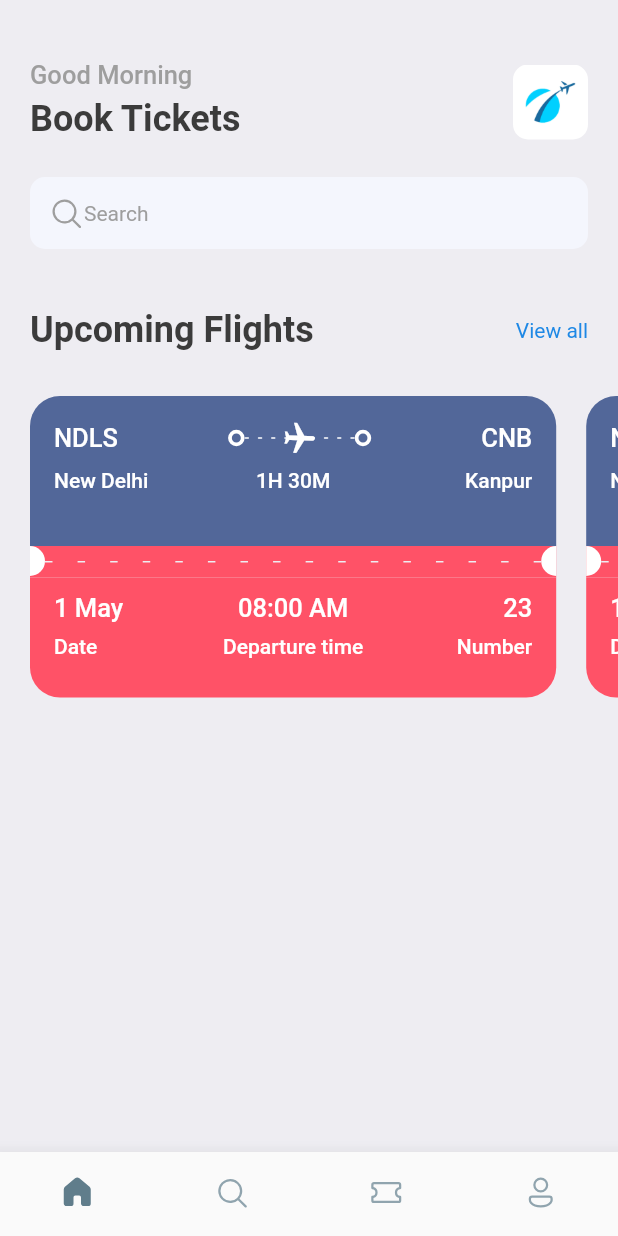
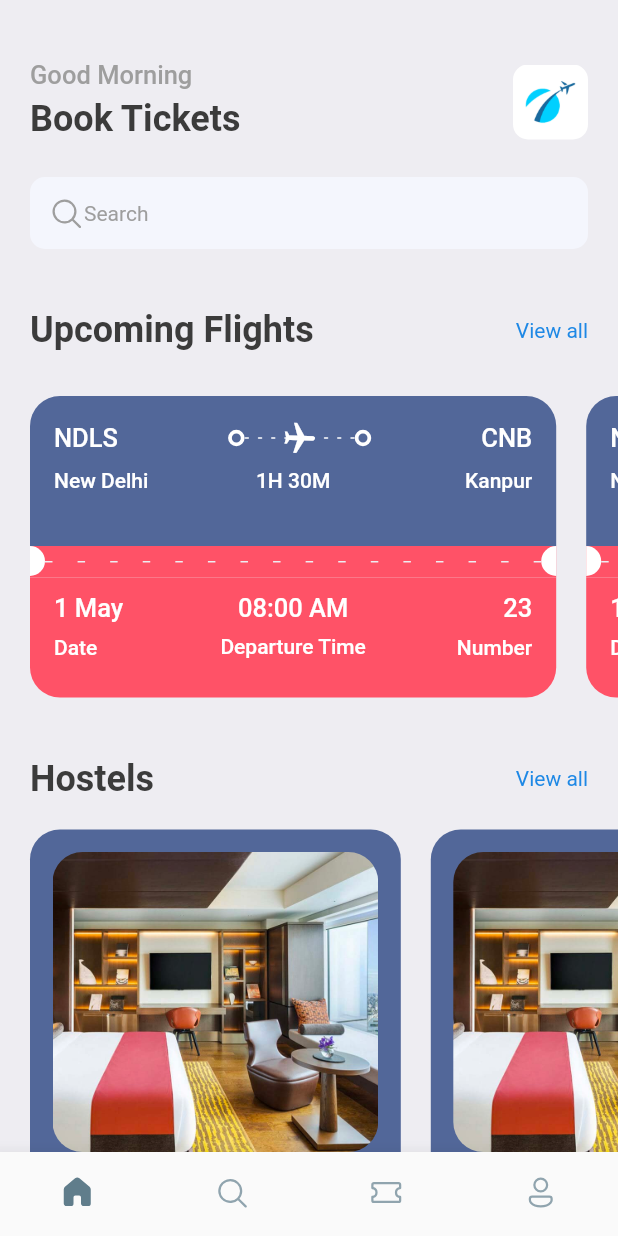
Before and after one commit to dayalubajpai/air_ticket_booking, a Flutter app: the screen it shows after launch, on a phone screen of 412 x 824 dp. Run offline on Flutter 3.47's test engine with Material 2 defaults, Android fonts, the phone set to English and light mode, and no system bars; our stand-ins replace fluentui_icons.

Commit message:
Version 1.0.0

```diff
--- a/lib/screens/home_screen.dart
+++ b/lib/screens/home_screen.dart
@@ -2,6 +2,8 @@ import 'package:air_ticket/screens/ticket_view.dart';
 import 'package:air_ticket/utils/app_style.dart';
 import 'package:fluentui_icons/fluentui_icons.dart';
 import 'package:flutter/material.dart';
+
+import 'hotel_cart_screen.dart';
 
 class AirPlaneHome extends StatelessWidget {
   const AirPlaneHome({Key? key}) : super(key: key);
@@ -85,6 +87,7 @@ class AirPlaneHome extends StatelessWidget {
             height: 30,
           ),
           SingleChildScrollView(
+            padding: EdgeInsets.only(right: 20),
             scrollDirection: Axis.horizontal,
             child: Row(
               children: [
@@ -92,7 +95,36 @@ class AirPlaneHome extends StatelessWidget {
                 TicketView(),
               ],
             ),
-          )
+          ),
+          SizedBox(
+            height: 40,
+          ),
+          Container(
+            padding : EdgeInsets.symmetric(horizontal: 20),
+            child:   Row(
+              mainAxisAlignment: MainAxisAlignment.spaceBetween,
+              children: [
+                Text("Hostels", style: Styles.headLineStyle1),
+                InkWell(
+                  onTap: (){
+                    print("view all clicked");
+                  },
+                  child: Text("View all", style: TextStyle(
+                      color: Colors.blue.shade600
+                  ),),
+                )
+              ],
+            ),
+          ),
+          SingleChildScrollView(
+            scrollDirection: Axis.horizontal,
+            child: Row(
+              children: [
+                HotelCartScreen(),
+                HotelCartScreen(),
+              ],
+            ),
+          ),
         ],
       ),
 
--- /dev/null
+++ b/lib/screens/hotel_cart_screen.dart
@@ -0,0 +1,71 @@
+import 'package:air_ticket/utils/app_style.dart';
+import 'package:flutter/material.dart';
+
+class HotelCartScreen extends StatelessWidget {
+  const HotelCartScreen({Key? key}) : super(key: key);
+
+  @override
+  Widget build(BuildContext context) {
+    return Container(
+      padding: EdgeInsets.all(15),
+      margin: const EdgeInsets.only(left: 20, top: 20),
+      width: MediaQuery.of(context).size.width * .60,
+      decoration: BoxDecoration(
+        borderRadius: BorderRadius.circular(20),
+        color: Color(0xFF526799),
+      ),
+      child: Column(
+        // mainAxisAlignment: MainAxisAlignment.center,
+        children: [
+          Container(
+            height: 200,
+            decoration: BoxDecoration(
+              borderRadius: BorderRadius.circular(20),
+              image: const DecorationImage(
+                  image: AssetImage(
+                    'assets/images/one.png',
+                  ),
+                  fit: BoxFit.cover),
+            ),
+          ),
+          SizedBox(
+            height: 10,
+          ),
+          Container(
+            width: double.infinity,
+            child: Text(
+              "Hotel : Pullman",
+              textAlign: TextAlign.start,
+              style: Styles.headLineStyle3
+                  .copyWith(color: Colors.white, fontSize: 17, fontWeight: FontWeight.w400),
+            ),
+          ),
+          SizedBox(
+            height: 5,
+          ),
+          Container(
+            width: double.infinity,
+            child: Text(
+              "Location : 8/32 Lilamati Building Nava Wadaj Ahmedabad.",
+              textAlign: TextAlign.start,
+              style: Styles.headLineStyle3
+                  .copyWith(color: Colors.white, fontSize: 14,height: 1.4, fontWeight: FontWeight.w300 ),
+            ),
+          ),
+          SizedBox(
+            height: 5,
+          ),
+          Container(
+            width: double.infinity,
+            child: Text(
+              "Pin : 380001",
+              textAlign: TextAlign.start,
+              style: Styles.headLineStyle3
+                  .copyWith(color: Colors.white, fontSize: 14,height: 1.4, fontWeight: FontWeight.w300 ),
+            ),
+          )
+        ],
+      ),
+    );
+  }
+}
--- a/lib/screens/ticket_view.dart
+++ b/lib/screens/ticket_view.dart
@@ -151,19 +151,37 @@ class TicketView extends StatelessWidget {
                 color: Styles.orangecolor
               ),
               child: Container(
-                padding: EdgeInsets.only(left: 16,right: 16, top: 10),
+                padding: EdgeInsets.only(left: 16,right: 16, top: 10,bottom: 16),
                 child: Column(
                   children: [
                     Row(
                       mainAxisAlignment: MainAxisAlignment.spaceBetween,
                       children: [
                         SizedBox(
-                            width: 100
-                            ,child: Text("1 May", style: Styles.headLineStyle3.copyWith(color: Colors.white),)),
-                        Text("08:00 AM", style: Styles.headLineStyle3.copyWith(color: Colors.white),),
+                          width: MediaQuery.of(context).size.width/4,
+                          child: Text(
+                            "1 May",
+                            style: Styles.headLineStyle3.copyWith(color: Colors.white),
+                          ),
+                        ),
+                        // Expanded(child: Container()),
                         SizedBox(
-                            width: 100,
-                            child: Text("23", textAlign: TextAlign.end,style: Styles.headLineStyle3.copyWith(color: Colors.white),)),
+                          width: MediaQuery.of(context).size.width/4,
+                          child: Text(
+                            "08:00 AM",
+                            textAlign: TextAlign.center,
+                            style: Styles.headLineStyle3.copyWith(color: Colors.white),
+                          ),
+                        ),
+                        // Expanded(child: Container()),
+                        SizedBox(
+                          width: MediaQuery.of(context).size.width/4,
+                          child: Text(
+                            "23",
+                            textAlign: TextAlign.end,
+                            style: Styles.headLineStyle3.copyWith(color: Colors.white),
+                          ),
+                        ),
                       ],
                     ),
                     SizedBox(
@@ -172,15 +190,41 @@ class TicketView extends StatelessWidget {
                     Row(
                       mainAxisAlignment: MainAxisAlignment.spaceBetween,
                       children: [
-                        SizedBox(
-                            width: 100
-                            ,child: Text("Date", style: Styles.headLineStyle4.copyWith(color: Colors.white),)),
-                        Text("Departure time", style: Styles.headLineStyle4.copyWith(color: Colors.white),),
-                        SizedBox(
-                            width: 100,
-                            child: Text("Number", textAlign: TextAlign.end,style: Styles.headLineStyle4.copyWith(color: Colors.white),)),
+                        Expanded(
+                          flex:1,
+                            child: Text("Date", textAlign: TextAlign.start, style: Styles.headLineStyle4.copyWith(color: Colors.white),)),
+                        Expanded(
+                            flex:3,
+                            child: Text("Departure Time", textAlign: TextAlign.center, style: Styles.headLineStyle4.copyWith(color: Colors.white, height: 1.2),)),
+                        Expanded(
+                            flex:1,child: Text("Number", textAlign: TextAlign.end,style: Styles.headLineStyle4.copyWith(color: Colors.white),)),
                       ],
                     )
+                    // Row(
+                    //   mainAxisAlignment: MainAxisAlignment.spaceBetween,
+                    //   children: [
+                    //     SizedBox(
+                    //         width: 100
+                    //         ,child: Text("1 May", style: Styles.headLineStyle3.copyWith(color: Colors.white),)),
+                    //     Text("08:00 AM", style: Styles.headLineStyle3.copyWith(color: Colors.white),),
+                    //     SizedBox(
+                    //         width: 100,
+                    //         child: Text("23", textAlign: TextAlign.end,style: Styles.headLineStyle3.copyWith(color: Colors.white),)),
+                    //   ],
+                    // ),
+                    // SizedBox(
+                    //   height: 8,
+                    // ),
+                    // Row(
+                    //   mainAxisAlignment: MainAxisAlignment.spaceBetween,
+                    //   children: [
+                    //     SizedBox(
+                    //         width: MediaQuery.of(context).size.width/4,
+                    //         child: Text("Date", style: Styles.headLineStyle4.copyWith(color: Colors.white),)),
+                    //     SizedBox(width:MediaQuery.of(context).size.width/4,child: Text("Departure time", style: Styles.headLineStyle4.copyWith(color: Colors.white),)),
+                    //     SizedBox(width:MediaQuery.of(context).size.width/4,child: Text("Number", textAlign: TextAlign.end,style: Styles.headLineStyle4.copyWith(color: Colors.white),)),
+                    //   ],
+                    // )
                   ],
                 ),
               ),
```
